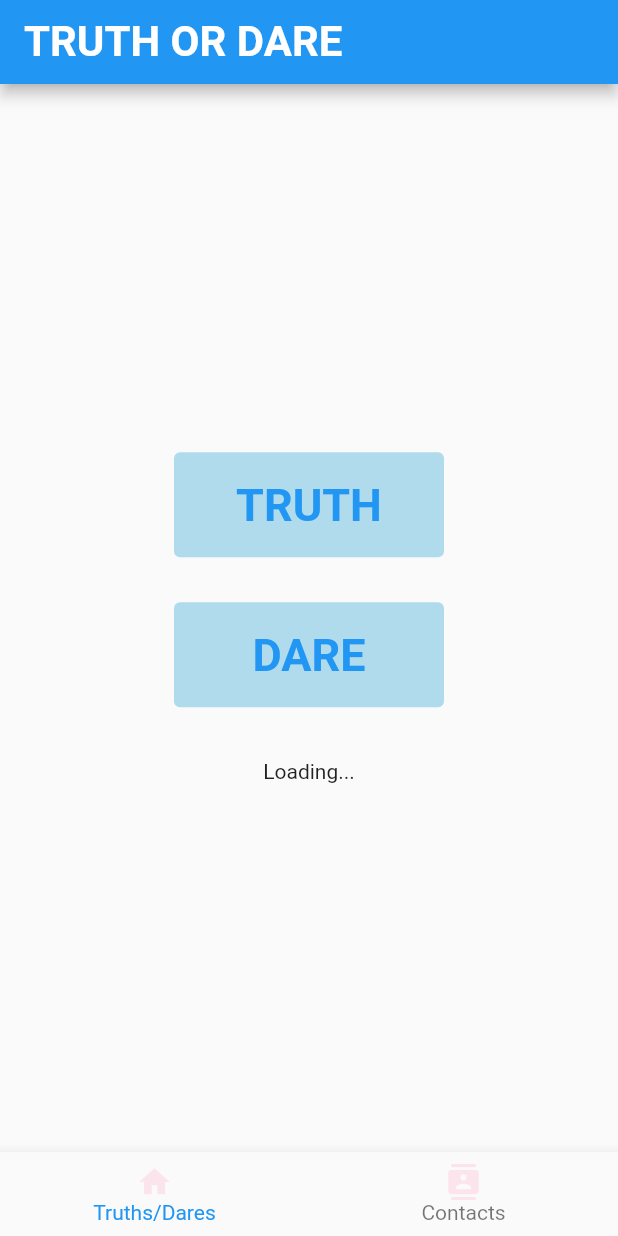
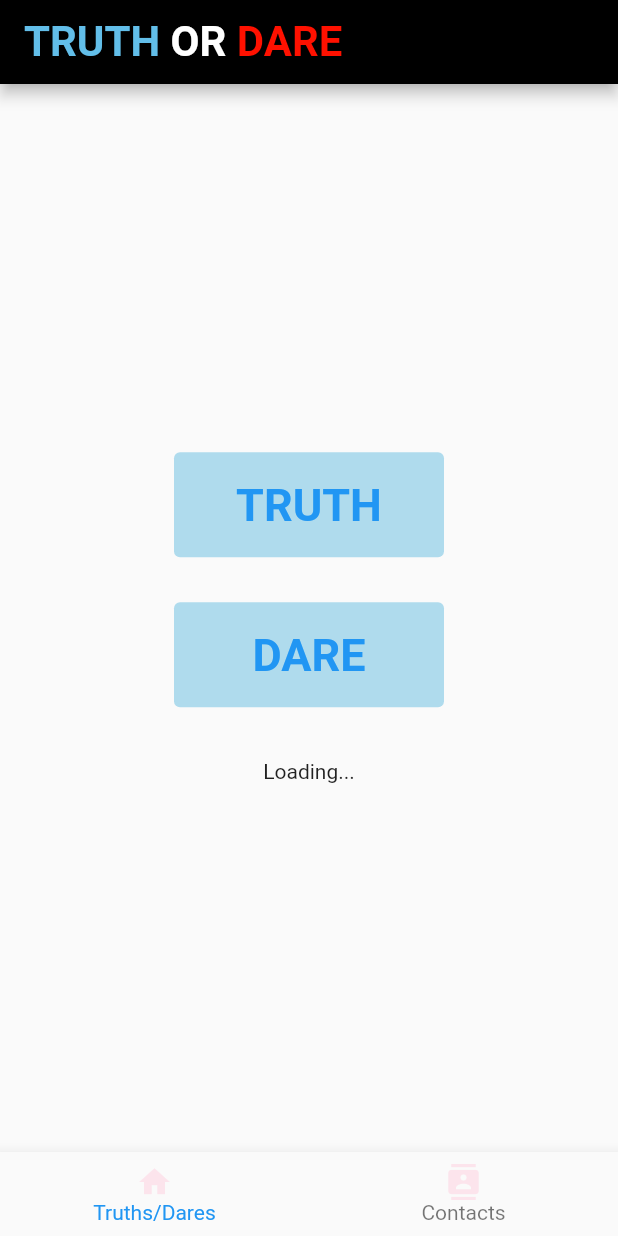
Before and after one commit to keyszl/truth-or-dare, a Flutter app: the screen it shows after launch, on a phone screen of 412 x 824 dp. Run offline on Flutter 3.47's test engine with Material 2 defaults, Android fonts, the phone set to English and light mode, and no system bars; our stand-ins replace chat_bubbles, image_picker; missing offline and left inert: mutex, network_info_plus.

Commit message:
New Logo at the top

```diff
--- a/truth_or_dare/lib/main.dart
+++ b/truth_or_dare/lib/main.dart
@@ -103,11 +103,28 @@ class MainScreenState extends State<MainScreen> {
   Widget build(BuildContext context) {
     return Scaffold(
         appBar: AppBar(
-          backgroundColor: Colors.lightBlue[190],
-          title: const Text(
-            "TRUTH OR DARE",
-            style: TextStyle(
-                color: Colors.white, fontWeight: FontWeight.bold, fontSize: 28),
+          backgroundColor: Colors.black,
+          title: RichText(
+            text: const TextSpan(children: [
+              TextSpan(
+                  text: "TRUTH",
+                  style: TextStyle(
+                      color: Color.fromARGB(255, 98, 190, 233),
+                      fontSize: 28,
+                      fontWeight: FontWeight.bold)),
+              TextSpan(
+                  text: " OR ",
+                  style: TextStyle(
+                      color: Colors.white,
+                      fontSize: 28,
+                      fontWeight: FontWeight.bold)),
+              TextSpan(
+                  text: "DARE",
+                  style: TextStyle(
+                      color: Color.fromARGB(255, 255, 17, 0),
+                      fontSize: 28,
+                      fontWeight: FontWeight.bold))
+            ]),
           ),
         ),
         body: pages.elementAt(selectedIndex),
```
